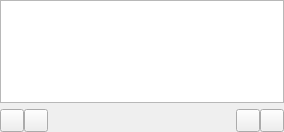
Old version of the form gui/folderpage.ui in the repository CDrummond/cantata.
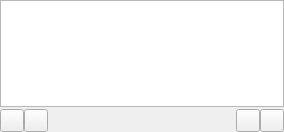
New version of the form. Custom widgets are drawn as their Qt base class.

```diff
--- a/gui/folderpage.ui
+++ b/gui/folderpage.ui
@@ -11,6 +11,9 @@
    </rect>
   </property>
   <layout class="QVBoxLayout" name="vlayout">
+   <property name="spacing">
+    <number>2</number>
+   </property>
    <property name="leftMargin">
     <number>0</number>
    </property>
@@ -83,6 +86,11 @@
    <extends>QToolButton</extends>
    <header>toolbutton.h</header>
   </customwidget>
+  <customwidget>
+   <class>SizeWidget</class>
+   <extends>QWidget</extends>
+   <header>sizewidget.h</header>
+  </customwidget>
  </customwidgets>
  <resources/>
  <connections/>
```
Left out of the diff: 3 changed lines with no effect on the pictures.
